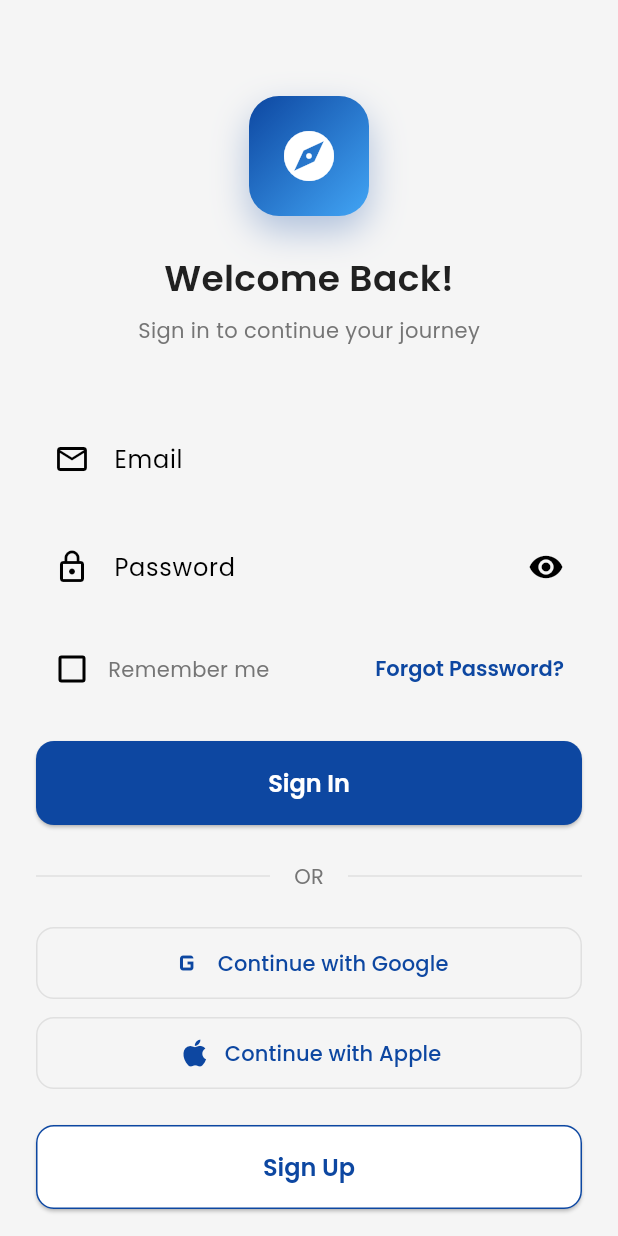
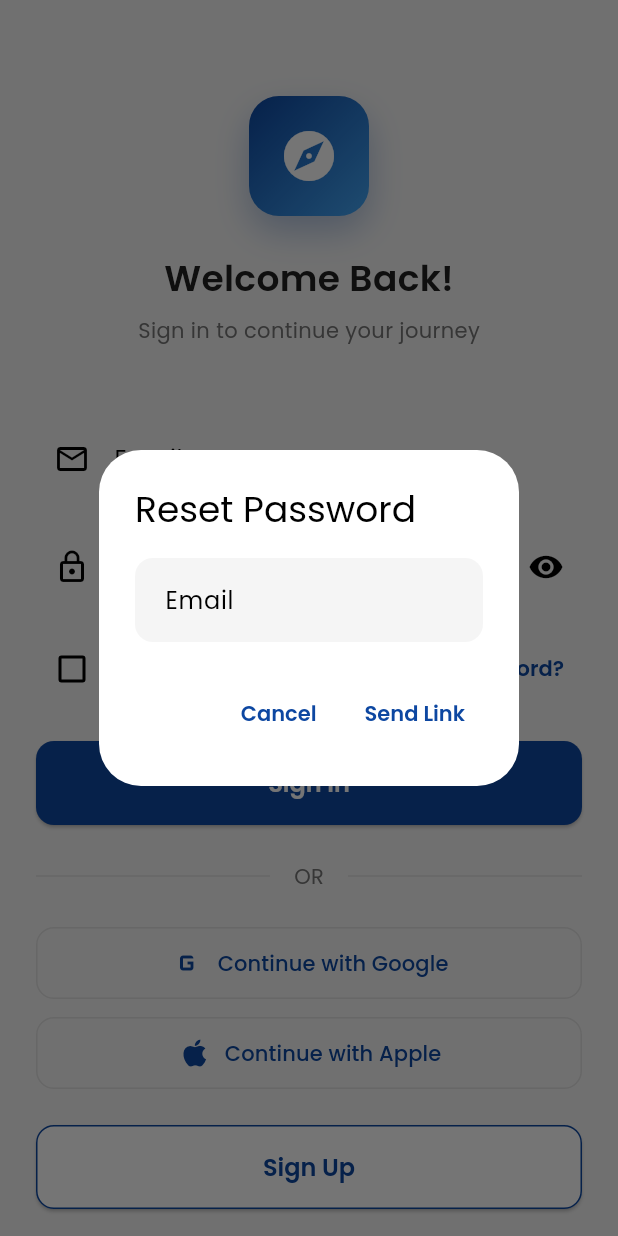
Before and after one commit to BuangSaDaplin/TourMate, a Flutter app: the LoginScreen screen opened directly, after a tap on "Forgot Password?", on a phone screen of 412 x 824 dp. Run offline on Flutter 3.47's test engine with Material 3 defaults, Android fonts, the light colour scheme and no system bars; our stand-ins replace carousel_slider, cloud_firestore, file_picker, firebase_auth, firebase_core, firebase_messaging and 9 more; missing offline and left inert: google_translator, translator; accounts and stored records are empty; network calls fail.

Commit message:
Added Forgot password functionality

```diff
--- a/lib/screens/auth/login_screen.dart
+++ b/lib/screens/auth/login_screen.dart
@@ -33,10 +33,74 @@ class _LoginScreenState extends State<LoginScreen> {
     super.dispose();
   }
 
+  Future<void> _showForgotPasswordDialog() async {
+    final emailController = TextEditingController(text: _emailController.text);
+    return showDialog<void>(
+      context: context,
+      barrierDismissible: false,
+      builder: (BuildContext context) {
+        return AlertDialog(
+          title: const Text('Reset Password'),
+          content: SingleChildScrollView(
+            child: ListBody(
+              children: <Widget>[
+                TextFormField(
+                  controller: emailController,
+                  keyboardType: TextInputType.emailAddress,
+                  decoration: const InputDecoration(
+                    labelText: 'Email',
+                    hintText: 'Enter your email',
+                  ),
+                ),
+              ],
+            ),
+          ),
+          actions: <Widget>[
+            TextButton(
+              child: const Text('Cancel'),
+              onPressed: () {
+                Navigator.of(context).pop();
+              },
+            ),
+            TextButton(
+              child: const Text('Send Link'),
+              onPressed: () async {
+                try {
+                  await _authService.sendPasswordResetEmail(
+                    emailController.text,
+                  );
+                  if (mounted) {
+                    ScaffoldMessenger.of(context).showSnackBar(
+                      const SnackBar(
+                        content: Text(
+                          'Password reset link sent! Check your email',
+                        ),
+                      ),
+                    );
+                    Navigator.of(context).pop();
+                  }
+                } catch (e) {
+                  if (mounted) {
+                    ScaffoldMessenger.of(context).showSnackBar(
+                      SnackBar(content: Text('Error: ${e.toString()}')),
+                    );
+                  }
+                }
+              },
+            ),
+          ],
+        );
+      },
+    );
+  }
+
   Future<void> _navigateBasedOnUserStatusAndRole(
-      String uid, String? role) async {
+    String uid,
+    String? role,
+  ) async {
     print(
-        'Navigating based on user status and role for UID: $uid, Role: $role');
+      'Navigating based on user status and role for UID: $uid, Role: $role',
+    );
     // First, check if the user account is suspended
     final user = await _databaseService.getUser(uid);
     print('User status: ${user?.status}');
@@ -65,9 +129,9 @@ class _LoginScreenState extends State<LoginScreen> {
         break;
     }
 
-    Navigator.of(context).pushReplacement(
-      MaterialPageRoute(builder: (context) => destination),
-    );
+    Navigator.of(
+      context,
+    ).pushReplacement(MaterialPageRoute(builder: (context) => destination));
   }
 
   @override
@@ -176,7 +240,7 @@ class _LoginScreenState extends State<LoginScreen> {
                   ),
                   TextButton(
                     onPressed: () {
-                      // Handle forgot password
+                      _showForgotPasswordDialog();
                     },
                     child: Text(
                       'Forgot Password?',
@@ -198,7 +262,8 @@ class _LoginScreenState extends State<LoginScreen> {
                             _passwordController.text.isEmpty) {
                           ScaffoldMessenger.of(context).showSnackBar(
                             const SnackBar(
-                                content: Text('Please fill in all fields')),
+                              content: Text('Please fill in all fields'),
+                            ),
                           );
                           return;
                         }
@@ -218,8 +283,10 @@ class _LoginScreenState extends State<LoginScreen> {
                             if (mounted) {
                               ScaffoldMessenger.of(context).showSnackBar(
                                 const SnackBar(
-                                    content: Text(
-                                        'User not signed in. Please try again.')),
+                                  content: Text(
+                                    'User not signed in. Please try again.',
+                                  ),
+                                ),
                               );
                             }
                             return;
@@ -228,25 +295,33 @@ class _LoginScreenState extends State<LoginScreen> {
                           // ✅ Proceed only if the user exists
                           final user = _authService.getCurrentUser();
                           print(
-                              'Current user after email sign in: ${user?.uid}');
+                            'Current user after email sign in: ${user?.uid}',
+                          );
                           if (user != null) {
-                            final role =
-                                await _authService.getUserRole(user.uid);
+                            final role = await _authService.getUserRole(
+                              user.uid,
+                            );
                             print('User role from email: $role');
                             if (role != null) {
                               await _navigateBasedOnUserStatusAndRole(
-                                  user.uid, role);
+                                user.uid,
+                                role,
+                              );
                             } else {
                               await _navigateBasedOnUserStatusAndRole(
-                                  user.uid, 'tourist');
+                                user.uid,
+                                'tourist',
+                              );
                             }
                           }
                         } catch (e) {
                           if (mounted) {
                             ScaffoldMessenger.of(context).showSnackBar(
                               SnackBar(
-                                  content:
-                                      Text('Sign in failed: ${e.toString()}')),
+                                content: Text(
+                                  'Sign in failed: ${e.toString()}',
+                                ),
+                              ),
                             );
                           }
                         } finally {
@@ -270,7 +345,9 @@ class _LoginScreenState extends State<LoginScreen> {
                     : const Text(
                         'Sign In',
                         style: TextStyle(
-                            fontSize: 16, fontWeight: FontWeight.w600),
+                          fontSize: 16,
+                          fontWeight: FontWeight.w600,
+                        ),
                       ),
               ),
               const SizedBox(height: 24),
@@ -303,26 +380,34 @@ class _LoginScreenState extends State<LoginScreen> {
                           // Get user role and navigate
                           final user = _authService.getCurrentUser();
                           print(
-                              'Current user after Google sign in: ${user?.uid}');
+                            'Current user after Google sign in: ${user?.uid}',
+                          );
                           if (user != null) {
-                            final role =
-                                await _authService.getUserRole(user.uid);
+                            final role = await _authService.getUserRole(
+                              user.uid,
+                            );
                             print('User role from Google: $role');
                             if (role != null) {
                               await _navigateBasedOnUserStatusAndRole(
-                                  user.uid, role);
+                                user.uid,
+                                role,
+                              );
                             } else {
                               // Fallback to tourist dashboard if role is null
                               await _navigateBasedOnUserStatusAndRole(
-                                  user.uid, 'tourist');
+                                user.uid,
+                                'tourist',
+                              );
                             }
                           }
                         } catch (e) {
                           if (mounted) {
                             ScaffoldMessenger.of(context).showSnackBar(
                               SnackBar(
-                                  content: Text(
-                                      'Google sign in failed: ${e.toString()}')),
+                                content: Text(
+                                  'Google sign in failed: ${e.toString()}',
+                                ),
+                              ),
                             );
                           }
                         } finally {
@@ -354,23 +439,30 @@ class _LoginScreenState extends State<LoginScreen> {
                           // Get user role and navigate
                           final user = _authService.getCurrentUser();
                           if (user != null) {
-                            final role =
-                                await _authService.getUserRole(user.uid);
+                            final role = await _authService.getUserRole(
+                              user.uid,
+                            );
                             if (role != null) {
                               await _navigateBasedOnUserStatusAndRole(
-                                  user.uid, role);
+                                user.uid,
+                                role,
+                              );
                             } else {
                               // Fallback to tourist dashboard if role is null
                               await _navigateBasedOnUserStatusAndRole(
-                                  user.uid, 'tourist');
+                                user.uid,
+                                'tourist',
+                              );
                             }
                           }
                         } catch (e) {
                           if (mounted) {
                             ScaffoldMessenger.of(context).showSnackBar(
                               SnackBar(
-                                  content: Text(
-                                      'Apple sign in failed: ${e.toString()}')),
+                                content: Text(
+                                  'Apple sign in failed: ${e.toString()}',
+                                ),
+                              ),
                             );
                           }
                         } finally {
```
Also changed, not shown: lib/services/firebase_auth_service.dart (+43 -18 lines), pubspec.lock.
